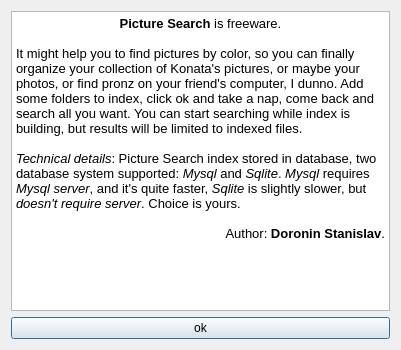
This is about.ui in overloop/picture_search as Qt 5 draws it before an edit. The edited form follows.
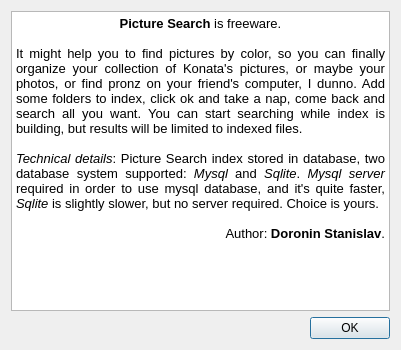
This is the edited form.

Commit message: images in folder not in db, fat query that hangs app on startup removed, binary link

Patch:
```diff
--- a/about.ui
+++ b/about.ui
@@ -1,7 +1,10 @@
 <?xml version="1.0" encoding="UTF-8"?>
 <ui version="4.0">
  <class>About</class>
- <widget class="QWidget" name="About">
+ <widget class="QDialog" name="About">
+  <property name="windowModality">
+   <enum>Qt::ApplicationModal</enum>
+  </property>
   <property name="geometry">
    <rect>
     <x>0</x>
@@ -29,24 +32,18 @@
 &lt;/style&gt;&lt;/head&gt;&lt;body style=&quot; font-family:'MS Shell Dlg 2'; font-size:8.25pt; font-weight:400; font-style:normal;&quot;&gt;
 &lt;p align=&quot;center&quot; style=&quot; margin-top:0px; margin-bottom:0px; margin-left:0px; margin-right:0px; -qt-block-indent:0; text-indent:0px;&quot;&gt;&lt;span style=&quot; font-size:10pt; font-weight:600;&quot;&gt;Picture Search&lt;/span&gt;&lt;span style=&quot; font-size:10pt;&quot;&gt; is freeware.&lt;/span&gt;&lt;/p&gt;
 &lt;p align=&quot;center&quot; style=&quot;-qt-paragraph-type:empty; margin-top:0px; margin-bottom:0px; margin-left:0px; margin-right:0px; -qt-block-indent:0; text-indent:0px; font-size:10pt;&quot;&gt;&lt;br /&gt;&lt;/p&gt;
-&lt;p style=&quot; margin-top:0px; margin-bottom:0px; margin-left:0px; margin-right:0px; -qt-block-indent:0; text-indent:0px;&quot;&gt;&lt;span style=&quot; font-size:10pt;&quot;&gt;It might help you to find pictures by color, so you can finally organize your collection of Konata's pictures, or maybe your photos, or find pronz on your friend's computer, I dunno. Add some folders to index, click ok and take a nap, come back and search all you want. You can start searching while index is building, but results will be limited to indexed files.&lt;/span&gt;&lt;/p&gt;
+&lt;p align=&quot;justify&quot; style=&quot; margin-top:0px; margin-bottom:0px; margin-left:0px; margin-right:0px; -qt-block-indent:0; text-indent:0px;&quot;&gt;&lt;span style=&quot; font-size:10pt;&quot;&gt;It might help you to find pictures by color, so you can finally organize your collection of Konata's pictures, or maybe your photos, or find pronz on your friend's computer, I dunno. Add some folders to index, click ok and take a nap, come back and search all you want. You can start searching while index is building, but results will be limited to indexed files.&lt;/span&gt;&lt;/p&gt;
 &lt;p style=&quot;-qt-paragraph-type:empty; margin-top:0px; margin-bottom:0px; margin-left:0px; margin-right:0px; -qt-block-indent:0; text-indent:0px; font-size:10pt;&quot;&gt;&lt;br /&gt;&lt;/p&gt;
-&lt;p style=&quot; margin-top:0px; margin-bottom:0px; margin-left:0px; margin-right:0px; -qt-block-indent:0; text-indent:0px;&quot;&gt;&lt;span style=&quot; font-size:10pt; font-style:italic;&quot;&gt;Technical details&lt;/span&gt;&lt;span style=&quot; font-size:10pt;&quot;&gt;: Picture Search index stored in database, two database system supported: &lt;/span&gt;&lt;span style=&quot; font-size:10pt; font-style:italic;&quot;&gt;Mysql&lt;/span&gt;&lt;span style=&quot; font-size:10pt;&quot;&gt; and &lt;/span&gt;&lt;span style=&quot; font-size:10pt; font-style:italic;&quot;&gt;Sqlite&lt;/span&gt;&lt;span style=&quot; font-size:10pt;&quot;&gt;. &lt;/span&gt;&lt;span style=&quot; font-size:10pt; font-style:italic;&quot;&gt;Mysql&lt;/span&gt;&lt;span style=&quot; font-size:10pt;&quot;&gt; requires &lt;/span&gt;&lt;span style=&quot; font-size:10pt; font-style:italic;&quot;&gt;Mysql server&lt;/span&gt;&lt;span style=&quot; font-size:10pt;&quot;&gt;, and it's quite faster, &lt;/span&gt;&lt;span style=&quot; font-size:10pt; font-style:italic;&quot;&gt;Sqlite&lt;/span&gt;&lt;span style=&quot; font-size:10pt;&quot;&gt; is slightly slower, but &lt;/span&gt;&lt;span style=&quot; font-size:10pt; font-style:italic;&quot;&gt;doesn't require server&lt;/span&gt;&lt;span style=&quot; font-size:10pt;&quot;&gt;. Choice is yours.&lt;/span&gt;&lt;/p&gt;
+&lt;p align=&quot;justify&quot; style=&quot; margin-top:0px; margin-bottom:0px; margin-left:0px; margin-right:0px; -qt-block-indent:0; text-indent:0px;&quot;&gt;&lt;span style=&quot; font-size:10pt; font-style:italic;&quot;&gt;Technical details&lt;/span&gt;&lt;span style=&quot; font-size:10pt;&quot;&gt;: Picture Search index stored in database, two database system supported: &lt;/span&gt;&lt;span style=&quot; font-size:10pt; font-style:italic;&quot;&gt;Mysql&lt;/span&gt;&lt;span style=&quot; font-size:10pt;&quot;&gt; and &lt;/span&gt;&lt;span style=&quot; font-size:10pt; font-style:italic;&quot;&gt;Sqlite&lt;/span&gt;&lt;span style=&quot; font-size:10pt;&quot;&gt;. &lt;/span&gt;&lt;span style=&quot; font-size:10pt; font-style:italic;&quot;&gt;Mysql server&lt;/span&gt;&lt;span style=&quot; font-size:10pt;&quot;&gt; required in order to use mysql database, and it's quite faster, &lt;/span&gt;&lt;span style=&quot; font-size:10pt; font-style:italic;&quot;&gt;Sqlite&lt;/span&gt;&lt;span style=&quot; font-size:10pt;&quot;&gt; is slightly slower, but no server required. Choice is yours.&lt;/span&gt;&lt;/p&gt;
 &lt;p align=&quot;center&quot; style=&quot;-qt-paragraph-type:empty; margin-top:0px; margin-bottom:0px; margin-left:0px; margin-right:0px; -qt-block-indent:0; text-indent:0px; font-size:10pt;&quot;&gt;&lt;br /&gt;&lt;/p&gt;
 &lt;p align=&quot;right&quot; style=&quot; margin-top:0px; margin-bottom:0px; margin-left:0px; margin-right:0px; -qt-block-indent:0; text-indent:0px;&quot;&gt;&lt;span style=&quot; font-size:10pt;&quot;&gt;Author: &lt;/span&gt;&lt;span style=&quot; font-size:10pt; font-weight:600;&quot;&gt;Doronin Stanislav&lt;/span&gt;&lt;span style=&quot; font-size:10pt;&quot;&gt;.&lt;/span&gt;&lt;/p&gt;&lt;/body&gt;&lt;/html&gt;</string>
      </property>
     </widget>
    </item>
    <item>
-    <widget class="QPushButton" name="ok">
-     <property name="text">
-      <string>ok</string>
-     </property>
-     <property name="autoDefault">
-      <bool>true</bool>
-     </property>
-     <property name="default">
-      <bool>true</bool>
+    <widget class="QDialogButtonBox" name="buttonBox">
+     <property name="standardButtons">
+      <set>QDialogButtonBox::Ok</set>
      </property>
     </widget>
    </item>
```
Left out of the diff: 15 changed lines with no effect on the pictures. The commit also changes 28 other files.
